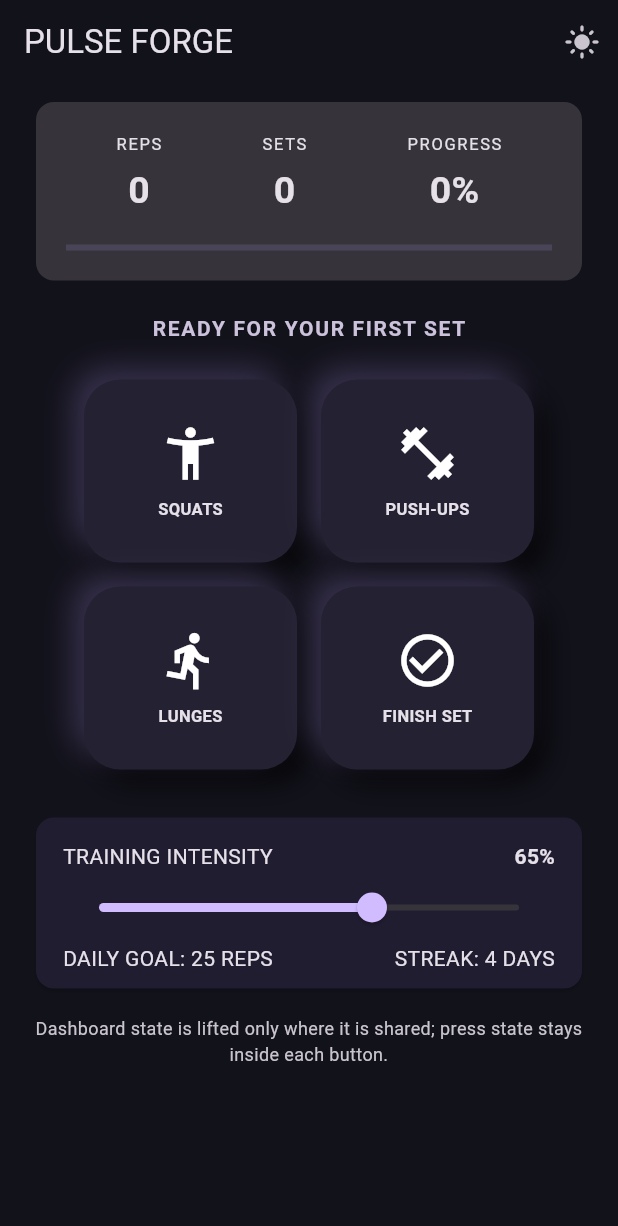
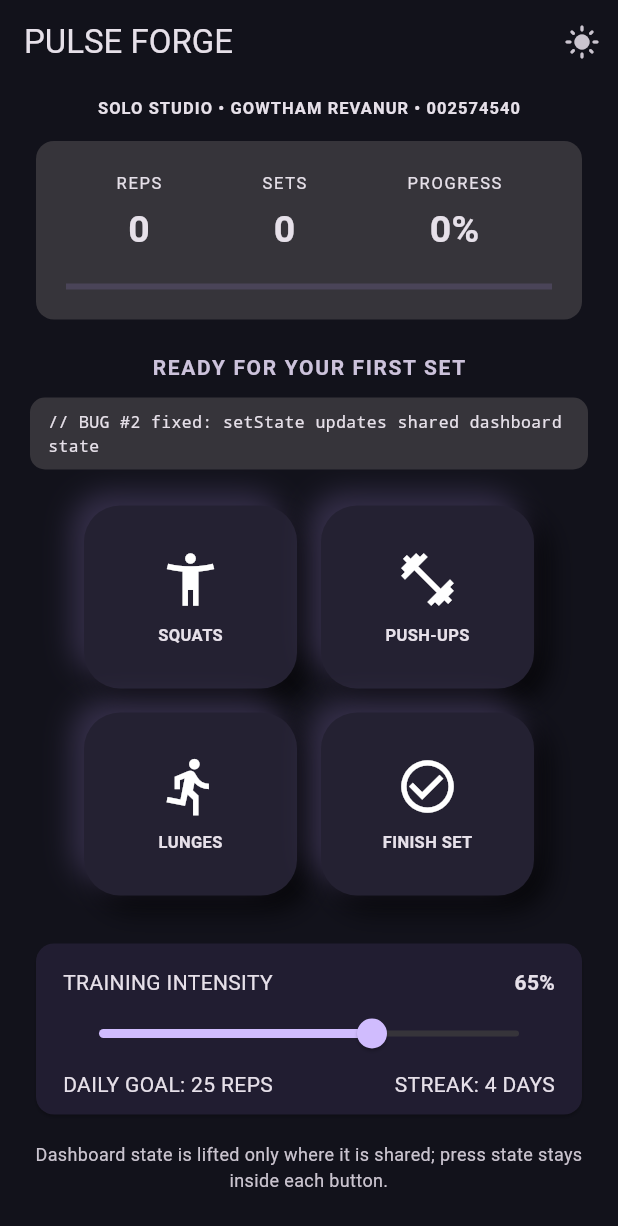
Before and after one commit to Grevanur/in_class_04, a Flutter app: the screen it shows after launch, on a phone screen of 412 x 824 dp. Shown: the top 1226 px of the screen. Run offline on Flutter 3.47's test engine with Material 3 defaults, Android fonts, the phone set to English and light mode, and no system bars.

Commit message:
Add live demo and round two proof

```diff
--- a/lib/main.dart
+++ b/lib/main.dart
@@ -97,6 +97,15 @@ class _WorkoutDashboardState extends State<WorkoutDashboard> {
           padding: const EdgeInsets.fromLTRB(20, 8, 20, 32),
           child: Column(
             children: [
+              const Text(
+                'SOLO STUDIO • GOWTHAM REVANUR • 002574540',
+                style: TextStyle(
+                  fontSize: 11,
+                  fontWeight: FontWeight.w700,
+                  letterSpacing: 0.7,
+                ),
+              ),
+              const SizedBox(height: 10),
               _ProgressCard(
                 reps: reps,
                 sets: sets,
@@ -113,6 +122,8 @@ class _WorkoutDashboardState extends State<WorkoutDashboard> {
                   letterSpacing: 1.1,
                 ),
               ),
+              const SizedBox(height: 10),
+              const _BugFixTrace(),
               const SizedBox(height: 24),
               Wrap(
                 spacing: 16,
@@ -249,6 +260,24 @@ class _ProgressCard extends StatelessWidget {
   }
 }
 
+class _BugFixTrace extends StatelessWidget {
+  const _BugFixTrace();
+
+  @override
+  Widget build(BuildContext context) => Container(
+        width: double.infinity,
+        padding: const EdgeInsets.symmetric(horizontal: 12, vertical: 8),
+        decoration: BoxDecoration(
+          color: Theme.of(context).colorScheme.surfaceContainerHighest,
+          borderRadius: BorderRadius.circular(10),
+        ),
+        child: const Text(
+          '// BUG #2 fixed: setState updates shared dashboard state',
+          style: TextStyle(fontFamily: 'monospace', fontSize: 11),
+        ),
+      );
+}
+
 class _Metric extends StatelessWidget {
   const _Metric({required this.label, required this.value});
   final String label;
```
Also changed, not shown: evidence/TeamSoloStudio-Demo.gif, evidence/TeamSoloStudio-Round1-Quiz.png (deleted), evidence/TeamSoloStudio-Round2-BugProof.png, 1 other file.
